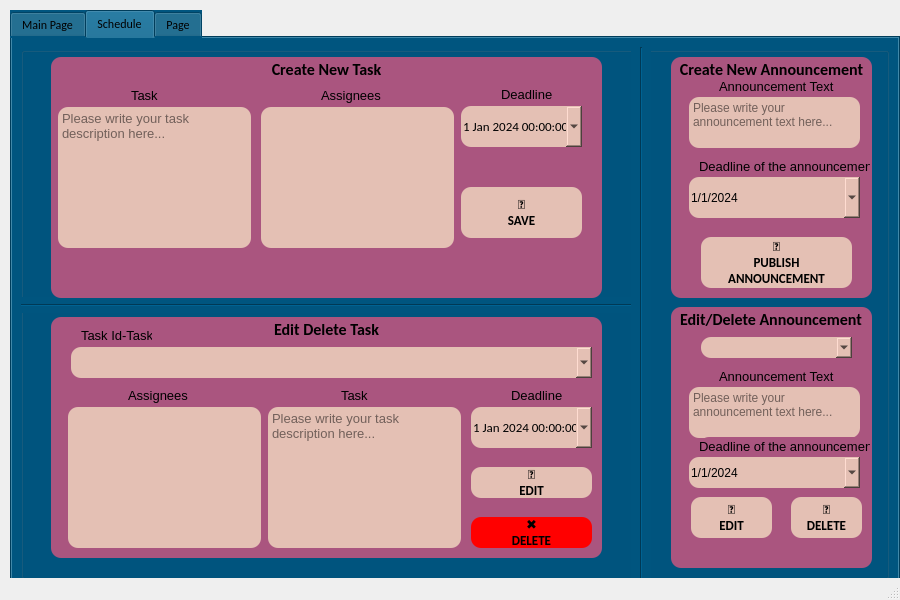
First picture: the form in teacher_page.ui, repository bakisgan/Campus_Pulse_v02, before the edit.
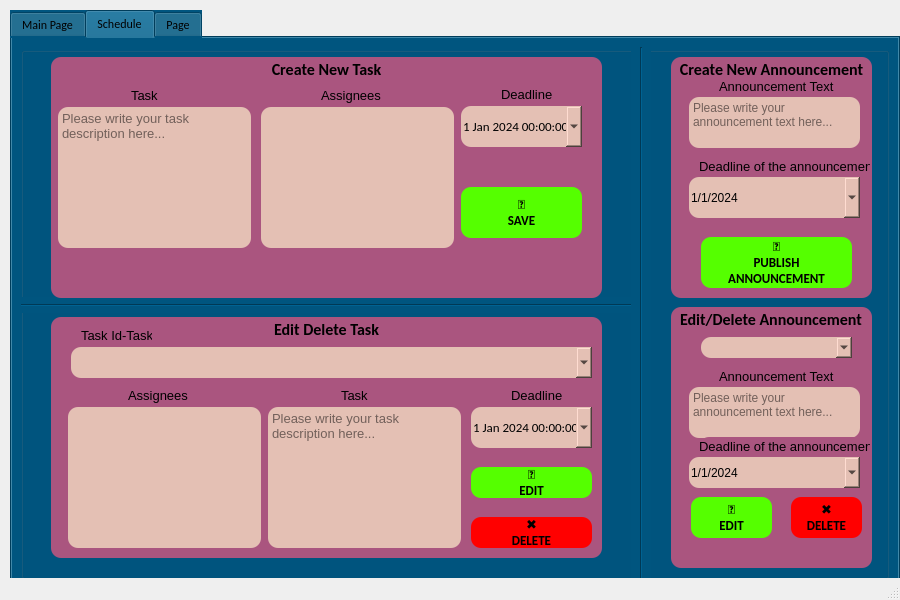
Second picture: the form after the edit. The open tabs and pages were chosen to show the change.

Commit message: changes by yusuf

What changed in the file:
```diff
--- a/teacher_page.ui
+++ b/teacher_page.ui
@@ -1186,9 +1186,10 @@
           </property>
           <property name="styleSheet">
            <string notr="true">border-radius:10px;
+background-color: rgb(85, 255, 0);
 border-color: qradialgradient(spread:pad, cx:0.5, cy:0.5, radius:0.5, fx:0.5, fy:0.5, stop:0 rgba(0, 0, 0, 255), stop:0.19397 rgba(0, 0, 0, 255), stop:0.202312 rgba(122, 97, 0, 255), stop:0.495514 rgba(76, 58, 0, 255), stop:0.504819 rgba(255, 255, 255, 255), stop:0.79 rgba(255, 255, 255, 255), stop:1 rgba(255, 158, 158, 255));
 color: rgb(0, 0, 0);
-background-color: rgb(228, 192, 180);</string>
+</string>
           </property>
           <property name="text">
            <string>📢
@@ -1412,6 +1413,7 @@
           </property>
           <property name="styleSheet">
            <string notr="true">background-color: rgb(228, 192, 180);
+background-color: rgb(85, 255, 0);
 border-radius:10px;
 </string>
           </property>
@@ -1671,7 +1673,7 @@
            <string notr="true">border-radius:10px;
 border-color: qradialgradient(spread:pad, cx:0.5, cy:0.5, radius:0.5, fx:0.5, fy:0.5, stop:0 rgba(0, 0, 0, 255), stop:0.19397 rgba(0, 0, 0, 255), stop:0.202312 rgba(122, 97, 0, 255), stop:0.495514 rgba(76, 58, 0, 255), stop:0.504819 rgba(255, 255, 255, 255), stop:0.79 rgba(255, 255, 255, 255), stop:1 rgba(255, 158, 158, 255));
 color: rgb(0, 0, 0);
-background-color: rgb(228, 192, 180);</string>
+background-color: rgb(85, 255, 0);</string>
           </property>
           <property name="text">
            <string>📢
@@ -1785,10 +1787,10 @@
            <string notr="true">border-radius:10px;
 border-color: qradialgradient(spread:pad, cx:0.5, cy:0.5, radius:0.5, fx:0.5, fy:0.5, stop:0 rgba(0, 0, 0, 255), stop:0.19397 rgba(0, 0, 0, 255), stop:0.202312 rgba(122, 97, 0, 255), stop:0.495514 rgba(76, 58, 0, 255), stop:0.504819 rgba(255, 255, 255, 255), stop:0.79 rgba(255, 255, 255, 255), stop:1 rgba(255, 158, 158, 255));
 color: rgb(0, 0, 0);
-background-color: rgb(228, 192, 180);</string>
+background-color: rgb(255, 0, 0);</string>
           </property>
           <property name="text">
-           <string>📢
+           <string>✖️
 DELETE</string>
           </property>
          </widget>
@@ -2146,6 +2148,7 @@
           </property>
           <property name="styleSheet">
            <string notr="true">background-color: rgb(228, 192, 180);
+background-color: rgb(85, 255, 0);
 border-radius:10px;
 </string>
           </property>
```
Left out of the diff: 19 changed lines with no effect on the pictures. The commit also changes 1 other file.
